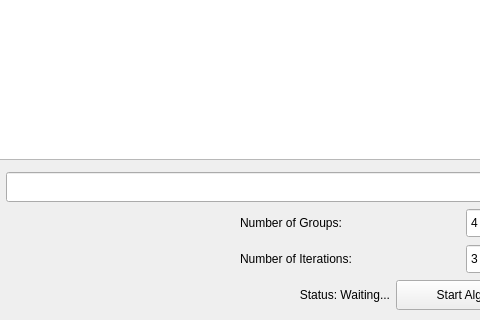
The window that assets/main_window.ui (Bensikrac/GroupGen) describes before a commit, drawn with Qt 5; both pictures show x 586 to 1066 and y 328 to 648 of the 1152 by 648 pixel window.
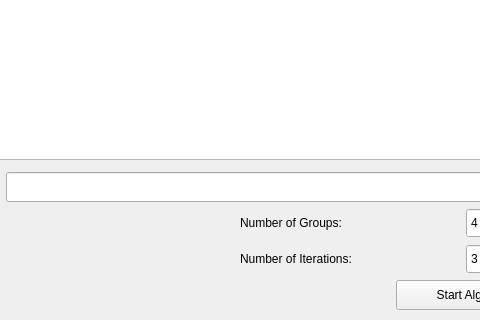
The same window after the commit. Custom widgets are drawn as their Qt base class.

Commit message:
combine-progress-bar-and-status-display (#133)
* remove state_label and move 'Finished' message into progress bar

* fix tests

---------

```diff
--- a/assets/main_window.ui
+++ b/assets/main_window.ui
@@ -632,31 +632,6 @@
          </property>
         </widget>
        </item>
-       <item>
-        <widget class="QLabel" name="state_label">
-         <property name="sizePolicy">
-          <sizepolicy hsizetype="Fixed" vsizetype="Preferred">
-           <horstretch>0</horstretch>
-           <verstretch>0</verstretch>
-          </sizepolicy>
-         </property>
-         <property name="minimumSize">
-          <size>
-           <width>300</width>
-           <height>0</height>
-          </size>
-         </property>
-         <property name="layoutDirection">
-          <enum>Qt::LayoutDirection::RightToLeft</enum>
-         </property>
-         <property name="text">
-          <string>Status: Waiting...</string>
-         </property>
-         <property name="alignment">
-          <set>Qt::AlignmentFlag::AlignRight|Qt::AlignmentFlag::AlignTrailing|Qt::AlignmentFlag::AlignVCenter</set>
-         </property>
-        </widget>
-       </item>
       </layout>
      </widget>
     </item>
```
The commit also changes 2 other files.
